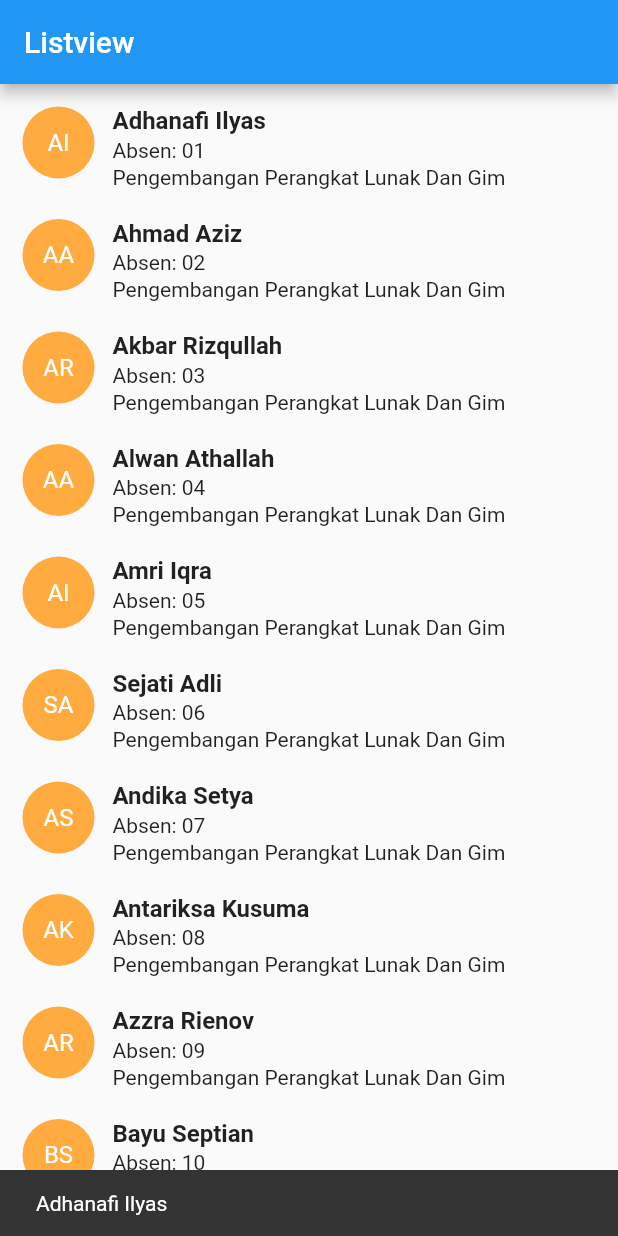
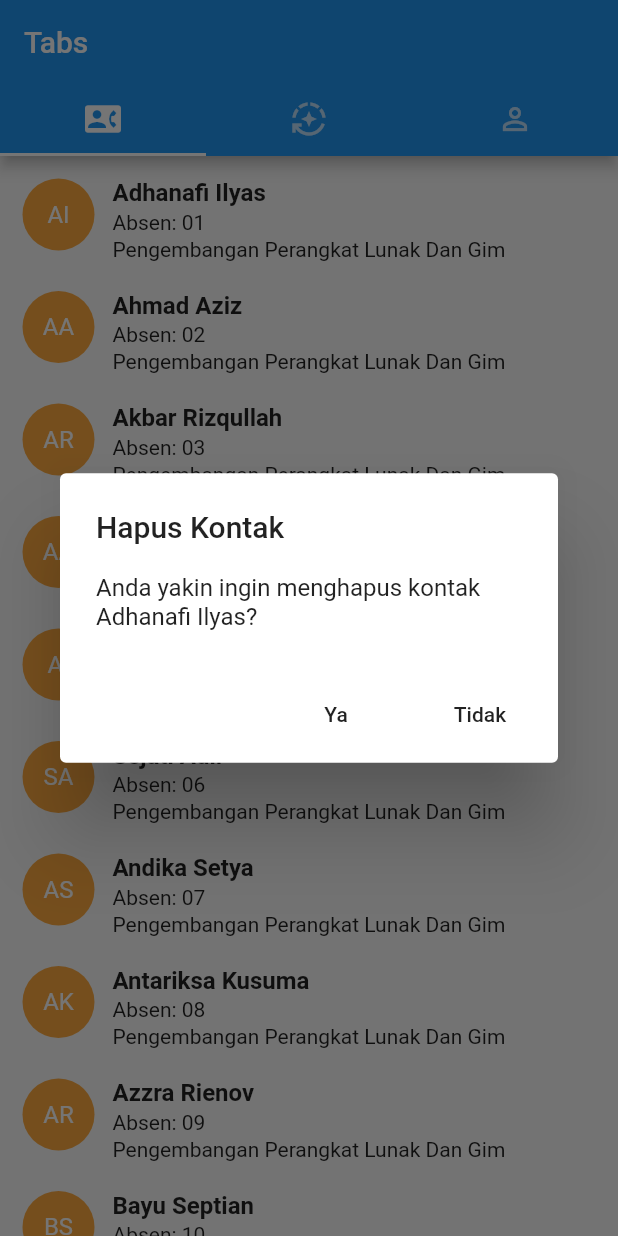
Before and after one commit to BimoAdiBramantyo/listview-projects, a Flutter app: the screen it shows after launch, after a tap on "AI", on a phone screen of 412 x 824 dp. Run offline on Flutter 3.47's test engine with Material 2 defaults, Android fonts, the phone set to English and light mode, and no system bars.

Commit message:
style: [BB] add feature tabbar in navbar and delete list

```diff
--- /dev/null
+++ b/lib/TabbarExample.dart
@@ -0,0 +1,62 @@
+import 'package:flutter/material.dart';
+import 'package:listview/listview.dart';
+
+
+class Tabs extends StatefulWidget {
+  const Tabs({Key? key}) : super(key: key);
+
+  @override
+  State<Tabs> createState() => _TabsState();
+}
+
+class _TabsState extends State<Tabs> with SingleTickerProviderStateMixin {
+
+  late TabController _controller;
+  int _selectedIndex = 0;
+
+  List<Widget> list = [
+    Tab(icon: Icon(Icons.contact_phone)),
+    Tab(icon: Icon(Icons.auto_mode)),
+    Tab(icon: Icon(Icons.person_outline)),
+  ];
+
+  @override
+  void initState() {
+    // TODO: implement initState
+    super.initState();
+    // Create TabController for getting the index of current tab
+    _controller = TabController(length: list.length, vsync: this);
+
+    _controller.addListener(() {
+      setState(() {
+        _selectedIndex = _controller.index;
+      });
+      print("Selected Index: " + _controller.index.toString());
+    });
+  }
+
+  @override
+  Widget build(BuildContext context) {
+    return MaterialApp(
+      home: Scaffold(
+        appBar: AppBar(
+          bottom: TabBar(
+            onTap: (index) {
+            },
+            controller: _controller,
+            tabs: list,
+          ),
+          title: Text("Tabs"),
+        ),
+        body: TabBarView(
+          controller: _controller,
+          children: [
+            listview(),
+            Center(child: Text("Tab 2")),
+            Center(child: Text("Tab 3")),
+          ],
+        ),
+      ),
+    );
+  }
+}
--- a/lib/listview.dart
+++ b/lib/listview.dart
@@ -70,19 +70,32 @@ class _listviewState extends State<listview> {
   @override
   Widget build(BuildContext context) {
     return Scaffold(
-      appBar: AppBar(title: Text("Listview"),),
       body: ListView.builder(
         padding: EdgeInsets.all(5),
         itemCount: data.length,
         itemBuilder: (buildContext, index) {
           return GestureDetector(
-            onTap: (){
-              //snackbar
-              ScaffoldMessenger.of(context).showSnackBar(SnackBar(
-                content: Text("${data[index].name}"),
-                duration: Duration(seconds: 2),
-              ));
-            },
+            onTap: () => showDialog(context: context, builder: (BuildContext context)=> AlertDialog(
+              title: Text("Hapus Kontak"),
+              content: Text("Anda yakin ingin menghapus kontak ${data[index].name}?"),
+              actions: <Widget>[
+                FlatButton(
+                  child: Text("Ya"),
+                  onPressed: (){
+                    setState(() {
+                      data.removeAt(index);
+                    });
+                    Navigator.pop(context);
+                  },
+                ),
+                FlatButton(
+                  child: Text("Tidak"),
+                  onPressed: (){
+                    Navigator.pop(context);
+                  },
+                ),
+              ],
+            )),
             child: Container(
               margin: EdgeInsets.all(10),
               child: Row(
--- a/lib/main.dart
+++ b/lib/main.dart
@@ -1,5 +1,7 @@
 import 'package:flutter/material.dart';
+import 'package:listview/TabbarExample.dart';
 import 'package:listview/listview.dart';
+
 
 void main() {
   runApp(const MyApp());
@@ -25,7 +27,7 @@ class MyApp extends StatelessWidget {
         // is not restarted.
         primarySwatch: Colors.blue,
       ),
-      home: const listview(),
+      home: const Tabs(),
     );
   }
 }
```
